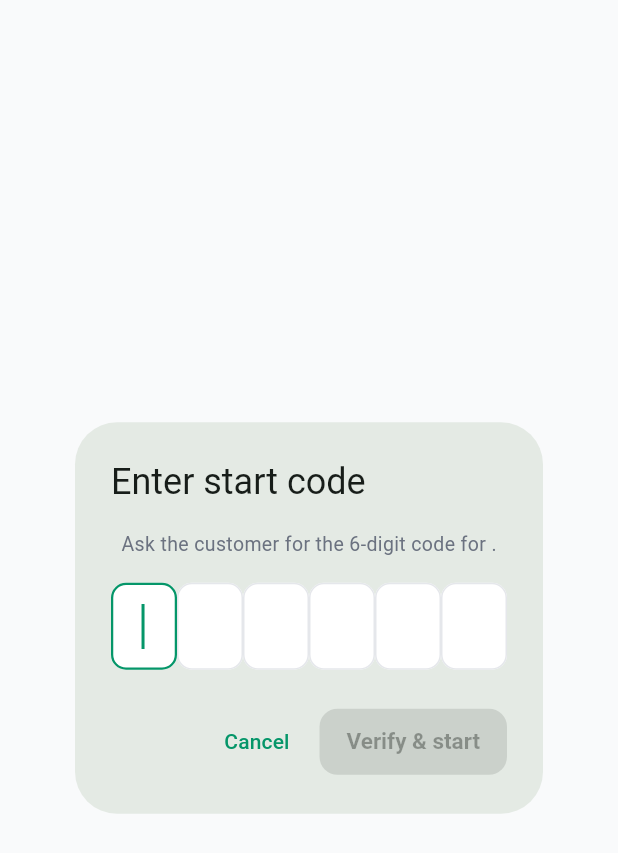
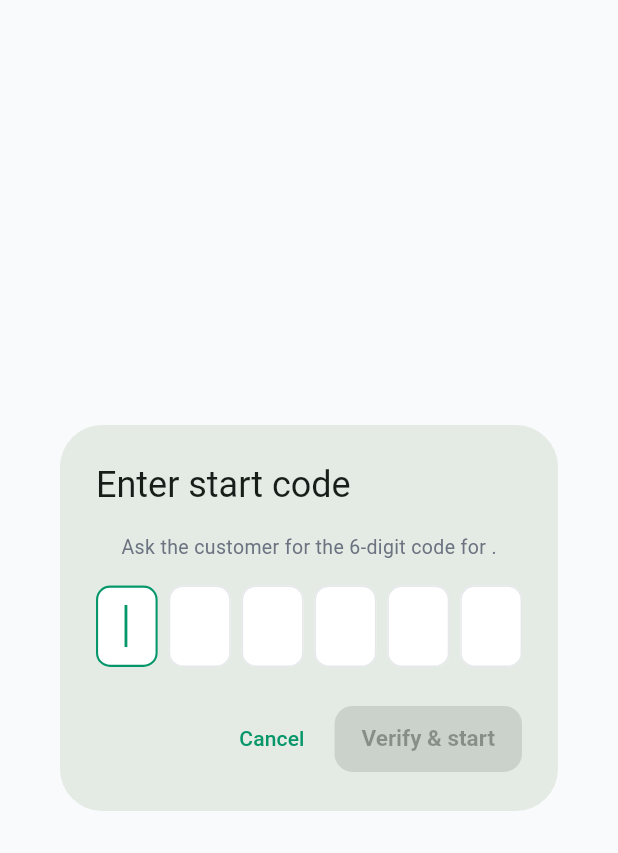
Before and after one commit to hassan-t8/cnc-partner, a Flutter app: the _OtpDialog widget shown alone on an empty page, opened directly with empty values, on a phone screen of 412 x 824 dp. Shown: the top 853 px of the screen. Run offline on Flutter 3.47's test engine with Material 3 defaults, Android fonts, the phone set to English and light mode, and no system bars; our stand-ins replace dio, flutter_local_notifications, flutter_riverpod, flutter_secure_storage, fluttertoast, go_router and 7 more; accounts and stored records are empty; network calls fail.

Commit message:
cnc_partner: fix 8px OTP dialog overflow on narrow screens
Six 44px boxes (264px) exceeded the ~256px dialog width. Wrap the digit row in
a FittedBox(scaleDown) with explicit gaps so it fits on any device width.

Co-Authored-By: Claude Opus 4.8 <noreply@anthropic.com>

```diff
--- a/lib/features/worker/otp_dialog.dart
+++ b/lib/features/worker/otp_dialog.dart
@@ -69,10 +69,16 @@ class _OtpDialogState extends State<_OtpDialog> {
             style: TextStyle(color: AppColors.textMuted, fontSize: 13),
           ),
           const SizedBox(height: 16),
-          Row(
-            mainAxisAlignment: MainAxisAlignment.spaceBetween,
-            children: List.generate(6, (i) {
-              return SizedBox(
+          // FittedBox scales the row down so 6 boxes never overflow a narrow
+          // dialog on any device.
+          FittedBox(
+            fit: BoxFit.scaleDown,
+            child: Row(
+              mainAxisSize: MainAxisSize.min,
+              children: [
+                for (var i = 0; i < 6; i++) ...[
+                  if (i > 0) const SizedBox(width: 8),
+                  SizedBox(
                     width: 44,
                     child: TextField(
                       controller: _controllers[i],
@@ -81,7 +87,9 @@ class _OtpDialogState extends State<_OtpDialog> {
                       textAlign: TextAlign.center,
                       keyboardType: TextInputType.number,
                       maxLength: i == 0 ? 6 : 1,
-                  inputFormatters: [FilteringTextInputFormatter.digitsOnly],
+                      inputFormatters: [
+                        FilteringTextInputFormatter.digitsOnly
+                      ],
                       decoration: const InputDecoration(
                         counterText: '',
                         contentPadding: EdgeInsets.symmetric(vertical: 14),
@@ -90,8 +98,10 @@ class _OtpDialogState extends State<_OtpDialog> {
                           fontSize: 20, fontWeight: FontWeight.w800),
                       onChanged: (v) => _onChanged(i, v),
                     ),
-              );
-            }),
+                  ),
+                ],
+              ],
+            ),
           ),
         ],
       ),
```
Lines whose indentation alone changed are shown as unchanged.
